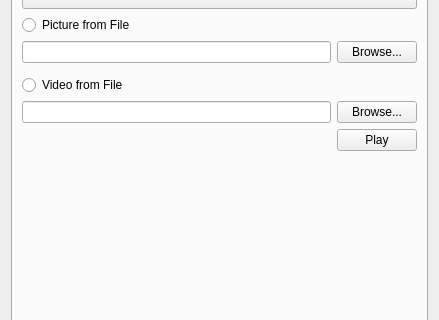
Old version of the form src/items/GenericItemConfig.ui in the repository google-code-export/dviz; both pictures show x 0 to 439 and y 149 to 469 of the 439 by 632 pixel window.
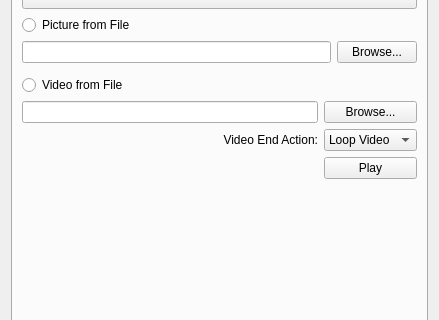
New version of the form. The open tabs and pages were chosen to show the change. Icons and pictures are not drawn.

Commit message: Integrated very limited, very 'alpha' Phonon support (e.g. DirectX on Windows, GStreamer on linux) for non-looped video content

Diff of the .ui file:
```diff
--- a/src/items/GenericItemConfig.ui
+++ b/src/items/GenericItemConfig.ui
@@ -540,10 +540,10 @@
               </property>
              </widget>
             </item>
-            <item row="2" column="0" rowspan="2">
+            <item row="3" column="0" rowspan="2">
              <widget class="QWidget" name="videoPreviewWidget" native="true"/>
             </item>
-            <item row="2" column="1" rowspan="2">
+            <item row="3" column="1" rowspan="2">
              <layout class="QVBoxLayout" name="verticalLayout">
               <item>
                <widget class="QPushButton" name="videoPlayButton">
@@ -570,6 +570,30 @@
             <item row="1" column="0">
              <widget class="QLineEdit" name="videoFilenameBox"/>
             </item>
+            <item row="2" column="0">
+             <widget class="QLabel" name="label_12">
+              <property name="text">
+               <string>Video End Action:</string>
+              </property>
+              <property name="alignment">
+               <set>Qt::AlignRight|Qt::AlignTrailing|Qt::AlignVCenter</set>
+              </property>
+             </widget>
+            </item>
+            <item row="2" column="1">
+             <widget class="QComboBox" name="endActionCombo">
+              <item>
+               <property name="text">
+                <string>Loop Video</string>
+               </property>
+              </item>
+              <item>
+               <property name="text">
+                <string>Stop Video</string>
+               </property>
+              </item>
+             </widget>
+            </item>
            </layout>
           </item>
          </layout>
```
Left out of the diff: 2 changed lines with no effect on the pictures. The commit also changes 27 other files.
